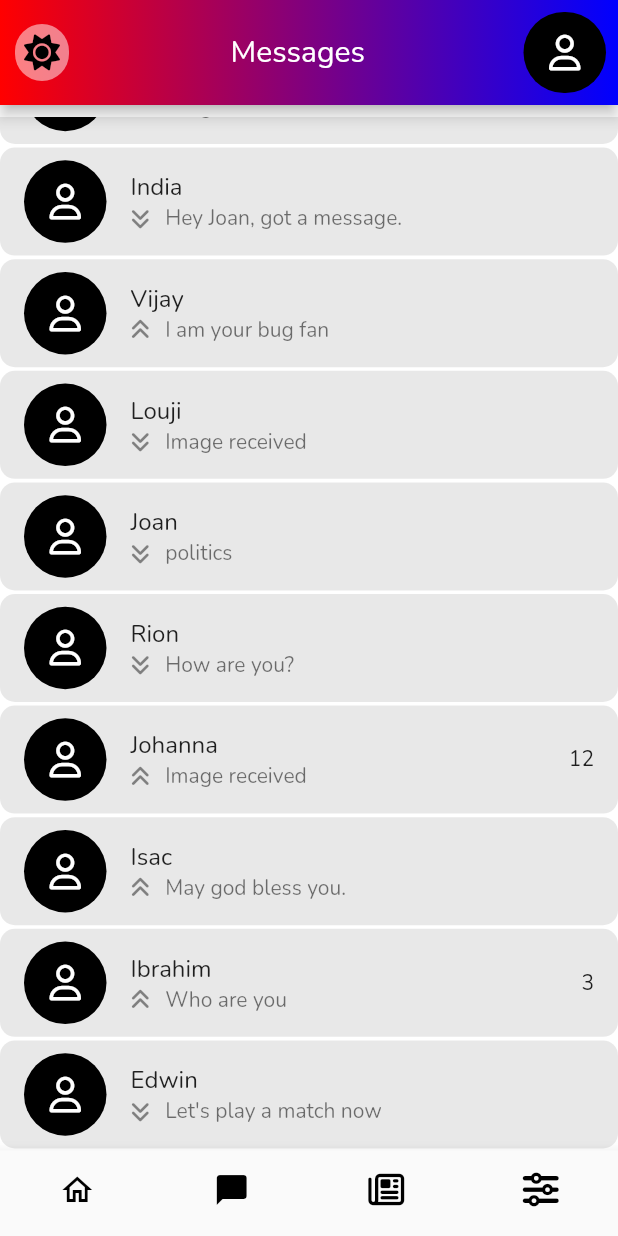
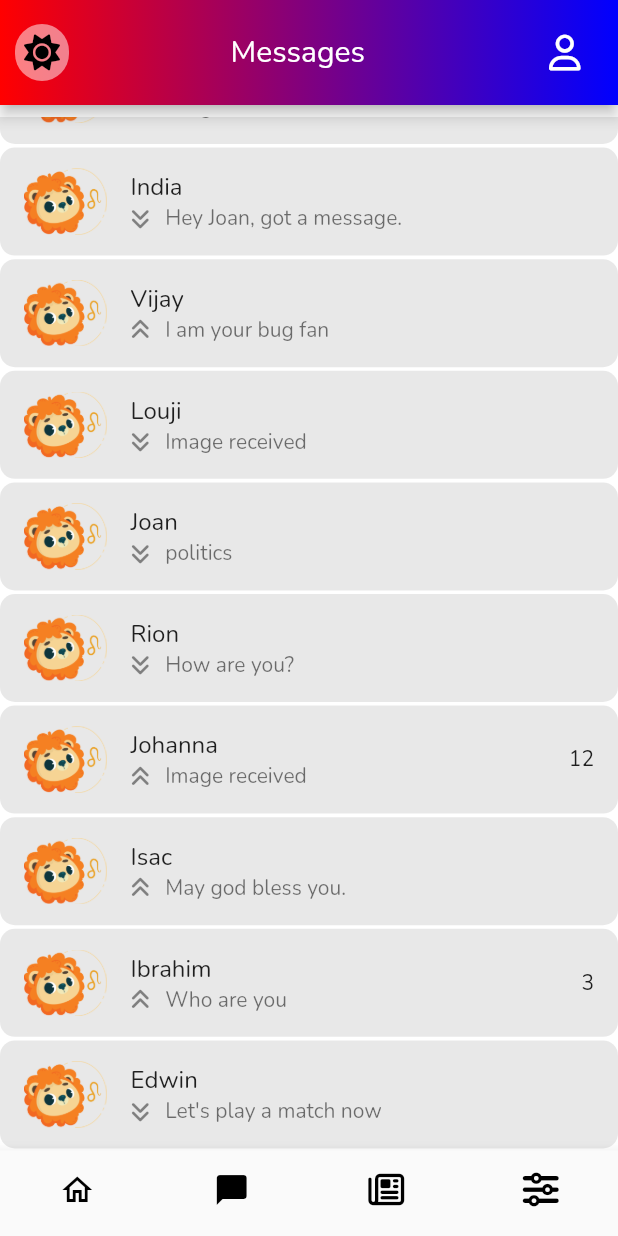
Before and after one commit to Orion-Software-Engineering/flutter, a Flutter app: the screen it shows after launch, item 2 of the bottom bar chosen, scrolled down 576 dp, on a phone screen of 412 x 824 dp. Run offline on Flutter 3.47's test engine with Material 2 defaults, Android fonts, the phone set to English and light mode, and no system bars; our stand-ins replace fluttertoast, font_awesome_flutter.

Commit message:
Provision for Zodiac based avatar allocation for messaging done. Check TODOs in chat_room_page.dart for details.

```diff
--- a/lib/components/home/avatar_placeholder.dart
+++ b/lib/components/home/avatar_placeholder.dart
@@ -14,7 +14,7 @@ class AvatarPlaceholder extends StatelessWidget {
         height: 55,
         width: 55,
         decoration: BoxDecoration(
-          color: Colors.black,
+          // color: Colors.black,
           borderRadius: BorderRadius.circular(30),
         ),
         child: Center(
--- a/lib/home/chat_room_page.dart
+++ b/lib/home/chat_room_page.dart
@@ -10,8 +10,11 @@ import 'package:matchmaking_demo/utils/variables.dart';
 import '../components/home/avatar_placeholder.dart';
 
 class ChatRoom extends StatelessWidget {
-  const ChatRoom({Key? key}) : super(key: key);
+  // const ChatRoom({Key? key}) : super(key: key);
 
+  //TODO conversations that jave just 2 members are chats.
+  //TODO val is to hold the Zodiac sign on the other member and based on that an avatar is selected. this cna be implemented after the backend is done
+  String val = "Leo";
   @override
   Widget build(BuildContext context) {
     return Padding(
@@ -26,7 +29,10 @@ class ChatRoom extends StatelessWidget {
                     borderRadius: BorderRadius.circular(10),
                     color: messageTileColor),
                 child: ListTile(
-                  leading: AvatarPlaceholder(),
+                  leading: AvatarPlaceholder(
+                    avatar:
+                        Image.asset('assets/images/messaging/Avatars/$val.png'),
+                  ),
                   title: Text(chatList[index].name),
                   subtitle: Row(
                     children: [
```
Also changed, not shown: pubspec.yaml (+12 -0 lines), assets/images/messaging/Avatars/Aquarius.png (added), assets/images/messaging/Avatars/Aries.png (added), assets/images/messaging/Avatars/Cancer.png (added), assets/images/messaging/Avatars/Capriicon.png (added), assets/images/messaging/Avatars/Gemini.png (added), assets/images/messaging/Avatars/Leo.png (added), assets/images/messaging/Avatars/Libra.png (added), assets/images/messaging/Avatars/Pisces.png (added), assets/images/messaging/Avatars/Saggitarius.png (added), assets/images/messaging/Avatars/Scorpio.png (added), assets/images/messaging/Avatars/Taurus.png (added), assets/images/messaging/Avatars/Virgoo.png (added), pubspec.lock.
